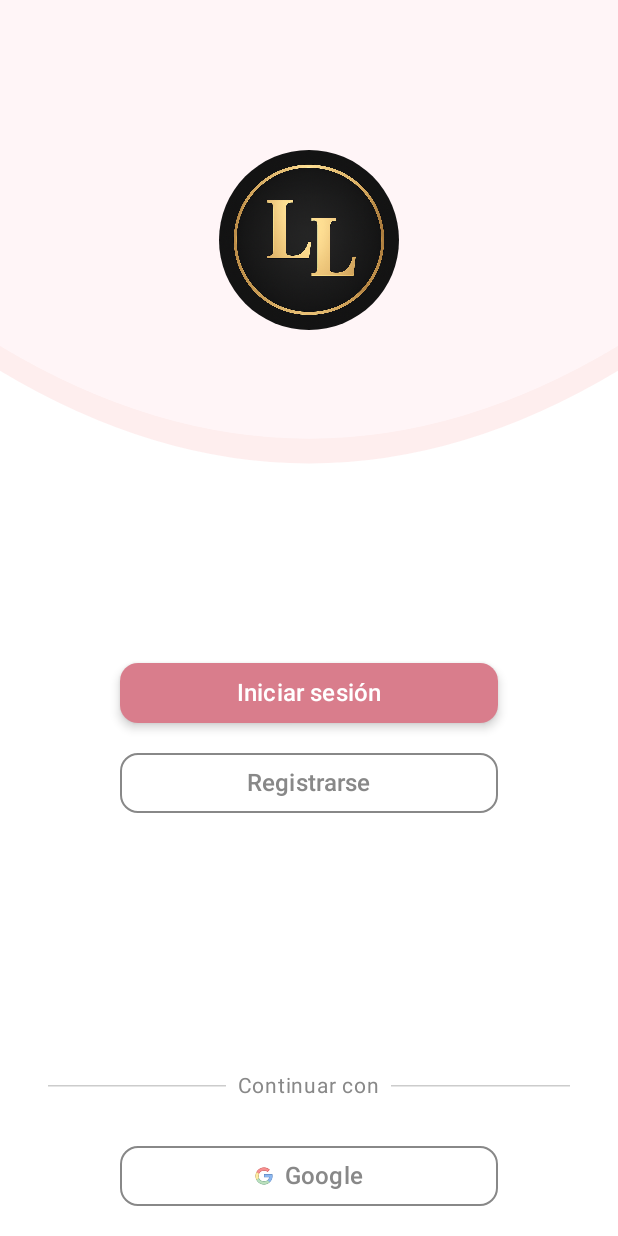
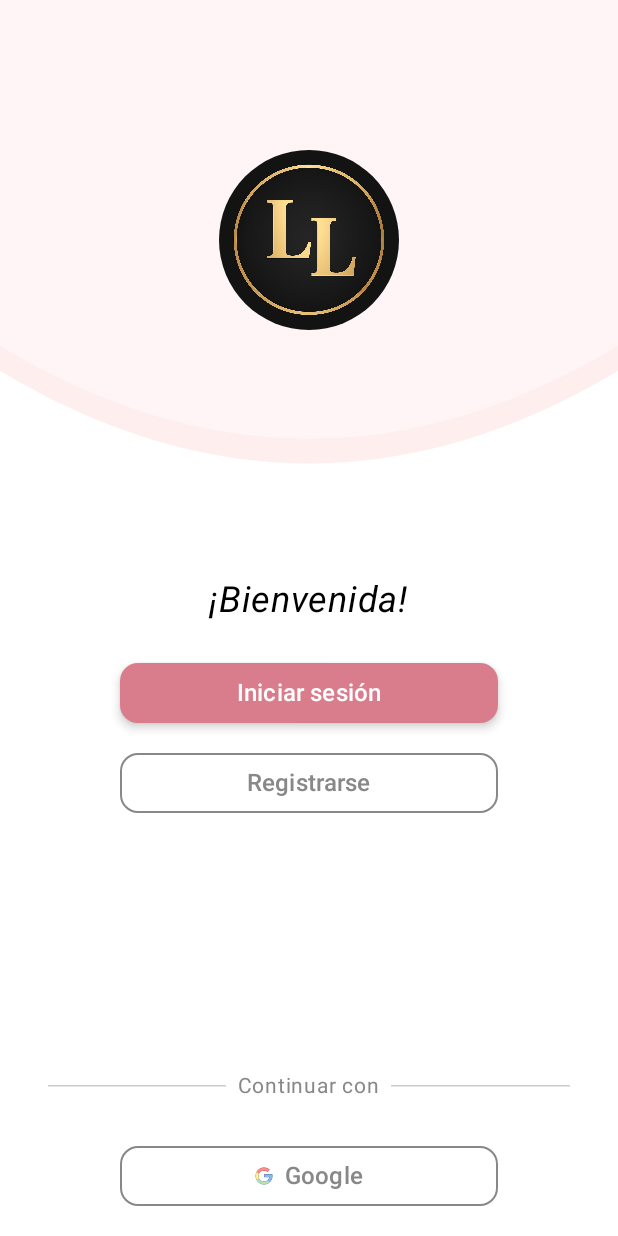
Before and after one commit to mevi-and-my-monkey/LashesLam, an Android app built with Jetpack Compose: the screen it shows after launch (MainActivity), on a phone screen of 412 x 824 dp. Run offline under Robolectric (Android 15) with nearby library versions, the phone set to English and light mode, and no system bars.

Commit message:
Update OnSecondaryLight color

```diff
--- a/app/src/main/java/com/mevi/lasheslam/ui/theme/Color.kt
+++ b/app/src/main/java/com/mevi/lasheslam/ui/theme/Color.kt
@@ -22,7 +22,7 @@ val SurfaceVariantDark = Color(0xFF2C2C2C)
 // --- Texto ---
 val OnPrimaryLight = Color.White
 val OnPrimaryDark = Color.Black
-val OnSecondaryLight = Color.White
+val OnSecondaryLight = Color.Black
 val OnSecondaryDark = Color.Gray
 val OnBackgroundLight = Color(0xFF1C1C1C)
 val OnBackgroundDark = Color(0xFFE1E1E1)
```
